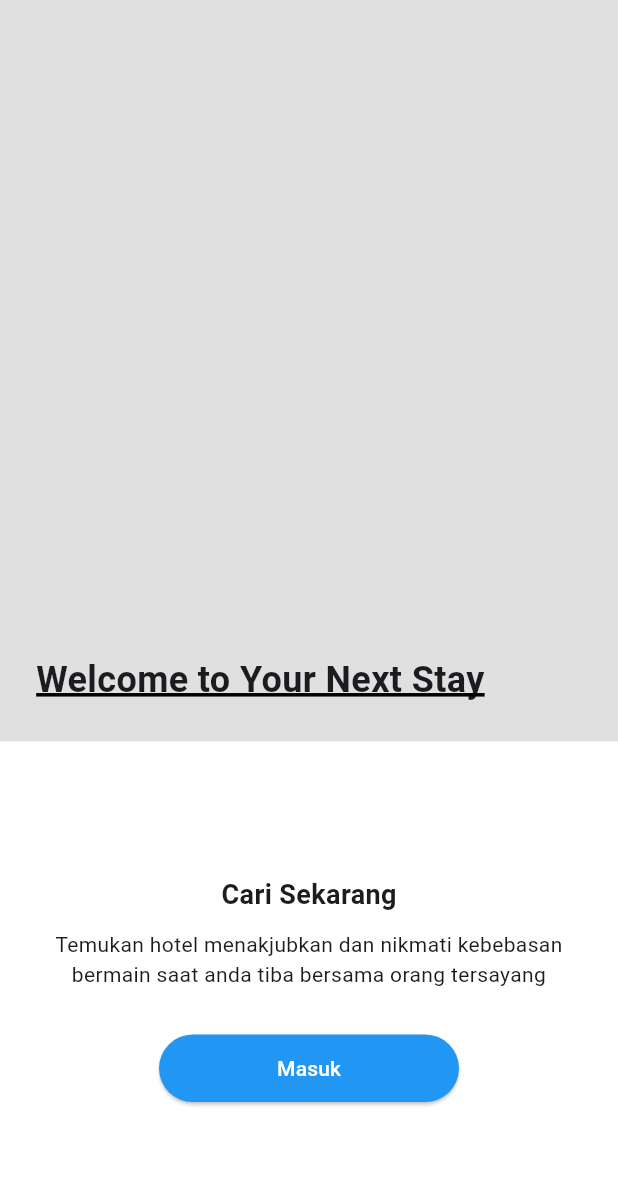
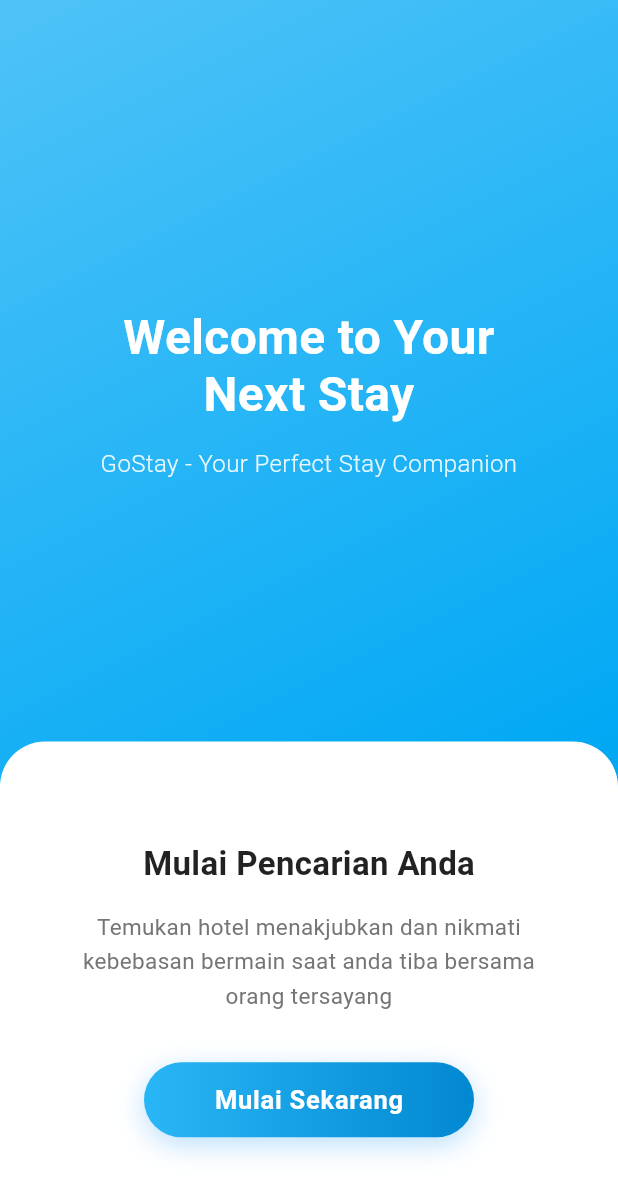
Before and after one commit to alifahfwzy/alianta_gostay, a Flutter app: the screen it shows after launch, on a phone screen of 412 x 824 dp. Shown: the top 1196 px of the screen. Run offline on Flutter 3.47's test engine with Material 3 defaults, Android fonts, the light colour scheme and no system bars.

Commit message:
perbaikan 1

```diff
--- a/lib/main.dart
+++ b/lib/main.dart
@@ -1,5 +1,5 @@
-import 'package:alianta_gostay/landing_page.dart';
 import 'package:flutter/material.dart';
+import 'landing_page.dart';
 
 void main() {
   runApp(const MyApp());
@@ -12,26 +12,13 @@
   @override
   Widget build(BuildContext context) {
     return MaterialApp(
-      title: 'Flutter Demo',
+      title: 'GoStay',
+      debugShowCheckedModeBanner: false, // Menghilangkan debug banner
       theme: ThemeData(
-        // This is the theme of your application.
-        //
-        // TRY THIS: Try running your application with "flutter run". You'll see
-        // the application has a purple toolbar. Then, without quitting the app,
-        // try changing the seedColor in the colorScheme below to Colors.green
-        // and then invoke "hot reload" (save your changes or press the "hot
-        // reload" button in a Flutter-supported IDE, or press "r" if you used
-        // the command line to start the app).
-        //
-        // Notice that the counter didn't reset back to zero; the application
-        // state is not lost during the reload. To reset the state, use hot
-        // restart instead.
-        //
-        // This works for code too, not just values: Most code changes can be
-        // tested with just a hot reload.
-        colorScheme: ColorScheme.fromSeed(seedColor: Colors.deepPurple),
+        colorScheme: ColorScheme.fromSeed(seedColor: Colors.blue),
+        useMaterial3: true,
       ),
-      home: LandingPage(),
+      home: const LandingPage(),
     );
   }
 }
--- a/lib/tampilan_awal.dart
+++ b/lib/tampilan_awal.dart
@@ -12,58 +12,123 @@
   @override
   Widget build(BuildContext context) {
     return Scaffold(
-      body: Column(
+      body: Container(
+        decoration: const BoxDecoration(
+          gradient: LinearGradient(
+            begin: Alignment.topLeft,
+            end: Alignment.bottomRight,
+            colors: [
+              Color(0xFF4FC3F7),
+              Color(0xFF29B6F6),
+              Color(0xFF03A9F4),
+              Color(0xFF0288D1),
+            ],
+          ),
+        ),
+        child: SafeArea(
+          child: Column(
             children: [
+              // Header Section with Icon and Text
               Expanded(
                 flex: 3,
                 child: Container(
-              color: Colors.grey[300],
                   width: double.infinity,
-              child: const Padding(
-                padding: EdgeInsets.only(left: 24.0, bottom: 24.0),
-                child: Align(
-                  alignment: Alignment.bottomLeft,
-                  child: Text(
-                    'Welcome to Your Next Stay',
+                  padding: const EdgeInsets.all(32.0),
+                  child: Column(
+                    mainAxisAlignment: MainAxisAlignment.center,
+                    children: [
+                      const SizedBox(height: 32),
+                      // Welcome Text
+                      const Text(
+                        'Welcome to Your\nNext Stay',
+                        textAlign: TextAlign.center,
                         style: TextStyle(
-                      fontSize: 24,
+                          fontSize: 32,
                           fontWeight: FontWeight.bold,
-                      decoration: TextDecoration.underline,
-                      decorationColor: Colors.black,
-                      decorationThickness: 2,
+                          color: Colors.white,
+                          height: 1.2,
+                        ),
+                      ),
+                      const SizedBox(height: 16),
+                      // Subtitle
+                      Text(
+                        'GoStay - Your Perfect Stay Companion',
+                        textAlign: TextAlign.center,
+                        style: TextStyle(
+                          fontSize: 16,
+                          color: Colors.white.withOpacity(0.9),
+                          fontWeight: FontWeight.w300,
+                        ),
+                      ),
+                    ],
                   ),
                 ),
               ),
-              ),
-            ),
-          ),
+
+              // Bottom Section
               Expanded(
                 flex: 2,
                 child: Container(
                   width: double.infinity,
+                  decoration: const BoxDecoration(
                     color: Colors.white,
+                    borderRadius: BorderRadius.only(
+                      topLeft: Radius.circular(30),
+                      topRight: Radius.circular(30),
+                    ),
+                  ),
+                  child: Padding(
+                    padding: const EdgeInsets.symmetric(
+                      horizontal: 28.0,
+                      vertical: 20.0,
+                    ),
                     child: Column(
                       mainAxisAlignment: MainAxisAlignment.center,
                       children: [
                         const Text(
-                    'Cari Sekarang',
-                    style: TextStyle(fontWeight: FontWeight.bold, fontSize: 18),
+                          'Mulai Pencarian Anda',
+                          style: TextStyle(
+                            fontSize: 22,
+                            fontWeight: FontWeight.bold,
+                            color: Colors.black87,
                           ),
-                  const SizedBox(height: 10),
-                  const Padding(
-                    padding: EdgeInsets.symmetric(horizontal: 32.0),
+                        ),
+                        const SizedBox(height: 16),
+                        Padding(
+                          padding: const EdgeInsets.symmetric(horizontal: 12.0),
                           child: Text(
                             'Temukan hotel menakjubkan dan nikmati kebebasan bermain saat anda tiba bersama orang tersayang',
                             textAlign: TextAlign.center,
-                      style: TextStyle(fontSize: 14),
+                            style: TextStyle(
+                              fontSize: 15,
+                              color: Colors.grey[600],
+                              height: 1.5,
                             ),
                           ),
-                  const SizedBox(height: 30),
-                  SizedBox(
-                    width: 200,
-                    height: 45,
-                    child: ElevatedButton(
-                      onPressed: () {
+                        ),
+                        const SizedBox(height: 32),
+                        // Main Button
+                        Container(
+                          width: 220,
+                          height: 50,
+                          decoration: BoxDecoration(
+                            gradient: const LinearGradient(
+                              colors: [Color(0xFF29B6F6), Color(0xFF0288D1)],
+                            ),
+                            borderRadius: BorderRadius.circular(25),
+                            boxShadow: [
+                              BoxShadow(
+                                color: Colors.blue.withOpacity(0.3),
+                                blurRadius: 15,
+                                offset: const Offset(0, 5),
+                              ),
+                            ],
+                          ),
+                          child: Material(
+                            color: Colors.transparent,
+                            child: InkWell(
+                              borderRadius: BorderRadius.circular(25),
+                              onTap: () {
                                 Navigator.push(
                                   context,
                                   MaterialPageRoute(
@@ -71,15 +136,17 @@
                                   ),
                                 );
                               },
-                      style: ElevatedButton.styleFrom(
-                        backgroundColor: Colors.blue,
-                        shape: RoundedRectangleBorder(
-                          borderRadius: BorderRadius.circular(24),
+                              child: const Center(
+                                child: Text(
+                                  'Mulai Sekarang',
+                                  style: TextStyle(
+                                    color: Colors.white,
+                                    fontSize: 17,
+                                    fontWeight: FontWeight.w600,
+                                    letterSpacing: 0.5,
                                   ),
                                 ),
-                      child: const Text(
-                        'Masuk',
-                        style: TextStyle(color: Colors.white),
+                              ),
                             ),
                           ),
                         ),
@@ -87,7 +154,10 @@
                     ),
                   ),
                 ),
+              ),
             ],
+          ),
+        ),
       ),
     );
   }
```
Lines whose indentation alone changed are shown as unchanged.
